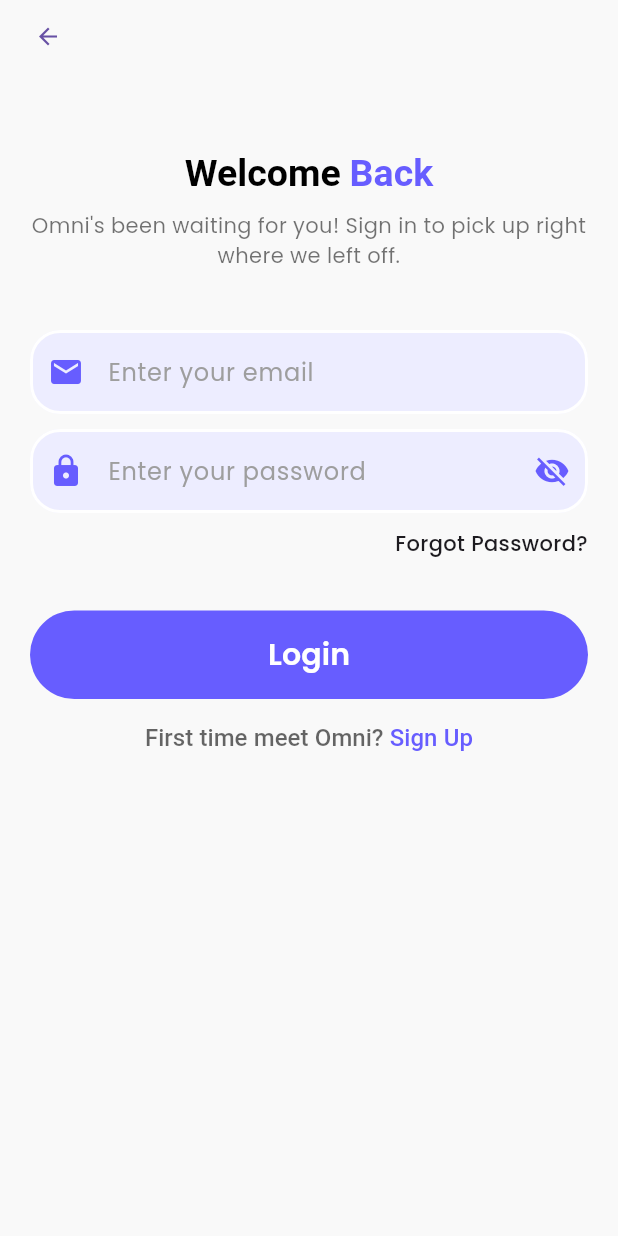
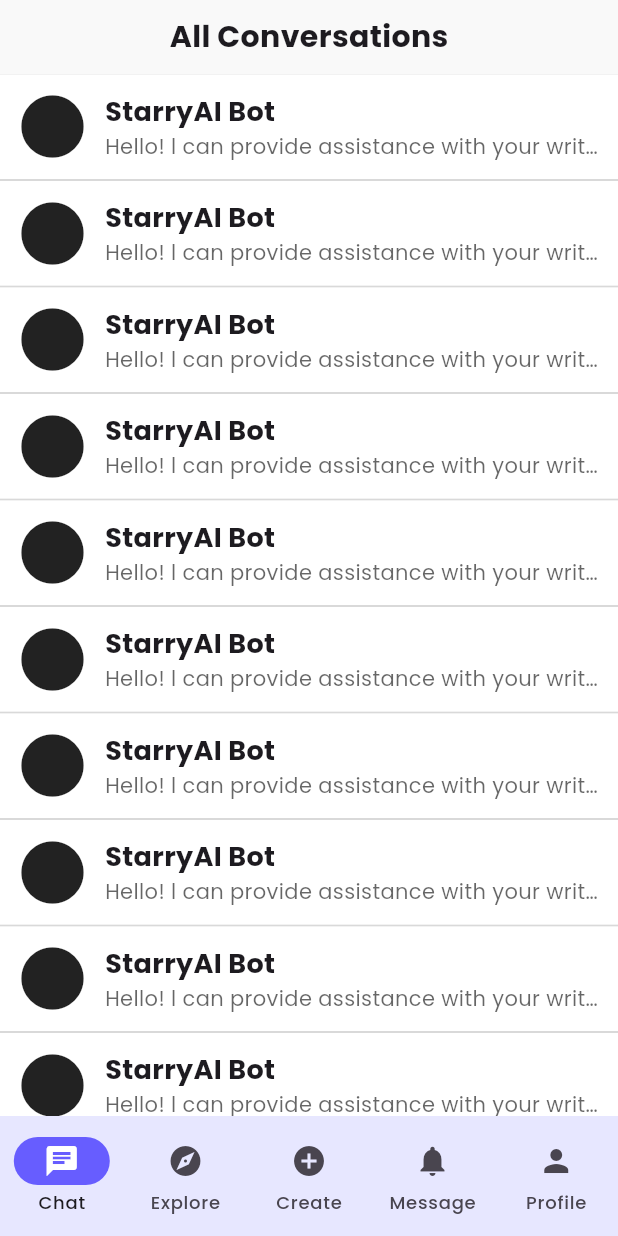
Before and after one commit to TrinhLongVu/OmniChat, a Flutter app: the LoginScreen screen opened by its route, after a tap on "Login", on a phone screen of 412 x 824 dp. Run offline on Flutter 3.47's test engine with Material 3 defaults, Android fonts, the phone set to English and light mode, and no system bars; our stand-ins replace flutter_svg, go_router, google_fonts.

Commit message:
ui: all chat screen for main layout

```diff
--- a/lib/router/index.dart
+++ b/lib/router/index.dart
@@ -3,13 +3,14 @@ import 'package:go_router/go_router.dart';
 import 'package:omni_chat/screens/auth/login/scr.dart';
 import 'package:omni_chat/screens/auth/register/scr.dart';
 import 'package:omni_chat/screens/landing/scr.dart';
+import 'package:omni_chat/screens/main/chat/scr.dart';
 import 'package:omni_chat/screens/main/layout.dart';
 
 final GlobalKey<NavigatorState> rootNavigatorKey = GlobalKey<NavigatorState>();
 
 final GoRouter appRouter = GoRouter(
   navigatorKey: rootNavigatorKey,
-  initialLocation: "/chats",
+  initialLocation: "/",
   routes: [
     GoRoute(
       name: "landing",
@@ -36,7 +37,7 @@ final GoRouter appRouter = GoRouter(
             GoRoute(
               name: "all-chats",
               path: "/chats",
-              builder: (context, state) => const Text("All Chats"),
+              builder: (context, state) => const HomeScreen(),
             ),
           ],
         ),
--- a/lib/screens/auth/login/scr.dart
+++ b/lib/screens/auth/login/scr.dart
@@ -83,7 +83,9 @@ class LoginScreen extends StatelessWidget {
                         margin: const EdgeInsets.symmetric(vertical: 15),
                         width: double.infinity,
                         child: TextButton(
-                          onPressed: () {},
+                          onPressed: () {
+                            context.goNamed("all-chats");
+                          },
                           style: ButtonStyle(
                             padding: WidgetStateProperty.all(
                               const EdgeInsets.symmetric(vertical: 15),
--- /dev/null
+++ b/lib/screens/main/chat/scr.dart
@@ -0,0 +1,81 @@
+import 'package:flutter/material.dart';
+
+class HomeScreen extends StatelessWidget {
+  const HomeScreen({super.key});
+
+  @override
+  Widget build(BuildContext context) {
+    return Column(
+      children: [
+        Container(
+          padding: const EdgeInsets.all(10),
+          child: Text(
+            "All Conversations",
+            style: TextStyle(fontWeight: FontWeight.bold, fontSize: 20),
+          ),
+        ),
+        Expanded(
+          child: SingleChildScrollView(
+            scrollDirection: Axis.vertical,
+            child: Column(
+              children: List.generate(12, (index) => ChatArchiveBox()),
+            ),
+          ),
+        ),
+      ],
+    );
+  }
+}
+
+class ChatArchiveBox extends StatelessWidget {
+  const ChatArchiveBox({super.key});
+
+  @override
+  Widget build(BuildContext context) {
+    return GestureDetector(
+      onTap: () => {},
+      child: Container(
+        padding: const EdgeInsets.only(right: 10),
+        decoration: BoxDecoration(
+          color: Colors.white,
+          border: Border.symmetric(
+            horizontal: BorderSide(
+              width: 0.5,
+              color: Colors.black.withValues(alpha: 0.2),
+            ),
+          ),
+        ),
+        child: Row(
+          children: [
+            Padding(
+              padding: const EdgeInsets.all(10.0),
+              child: Icon(Icons.circle, size: 50),
+            ),
+            Expanded(
+              child: Column(
+                crossAxisAlignment: CrossAxisAlignment.start,
+                children: [
+                  Text(
+                    "StarryAI Bot",
+                    style: TextStyle(fontWeight: FontWeight.bold, fontSize: 18),
+                  ),
+                  Text(
+                    "Hello! l can provide assistance with your writing needs.",
+                    maxLines: 1,
+                    overflow: TextOverflow.ellipsis,
+                    softWrap: false,
+                    style: TextStyle(
+                      fontWeight: FontWeight.normal,
+                      fontSize: 14,
+                      color: Colors.black.withValues(alpha: 0.6),
+                    ),
+                  ),
+                ],
+              ),
+            ),
+          ],
+        ),
+      ),
+    );
+  }
+}
```
